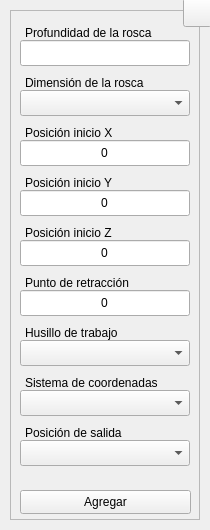
This is interfaces/ui_files/tapping.ui in Raw0201/GcodeEditor3 as Qt 5 draws it before an edit. The edited form follows.
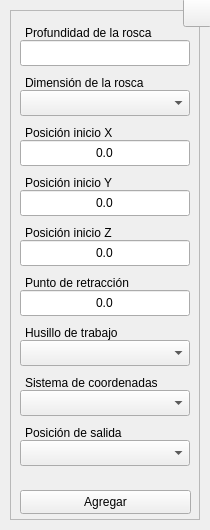
This is the edited form. Icons and pictures are not drawn.

```diff
--- a/interfaces/ui_files/tapping.ui
+++ b/interfaces/ui_files/tapping.ui
@@ -2340,7 +2340,7 @@
       <string/>
      </property>
      <property name="text">
-      <string>0</string>
+      <string>0.0</string>
      </property>
      <property name="alignment">
       <set>Qt::AlignCenter</set>
@@ -2409,7 +2409,7 @@
       <string/>
      </property>
      <property name="text">
-      <string>0</string>
+      <string>0.0</string>
      </property>
      <property name="alignment">
       <set>Qt::AlignCenter</set>
@@ -2462,7 +2462,7 @@
       <string/>
      </property>
      <property name="text">
-      <string>0</string>
+      <string>0.0</string>
      </property>
      <property name="alignment">
       <set>Qt::AlignCenter</set>
@@ -2587,7 +2587,7 @@
       <string/>
      </property>
      <property name="text">
-      <string>0</string>
+      <string>0.0</string>
      </property>
      <property name="alignment">
       <set>Qt::AlignCenter</set>
```
